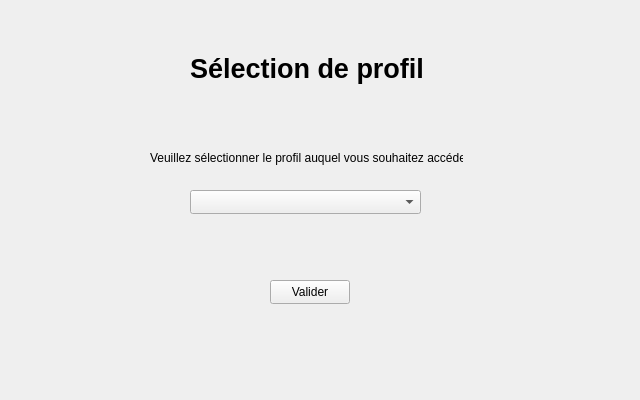
First picture: the form in VisualiseurBDD/SelectProfile.ui, repository doriangilbert/VisualiseurBDDQt, before the edit.
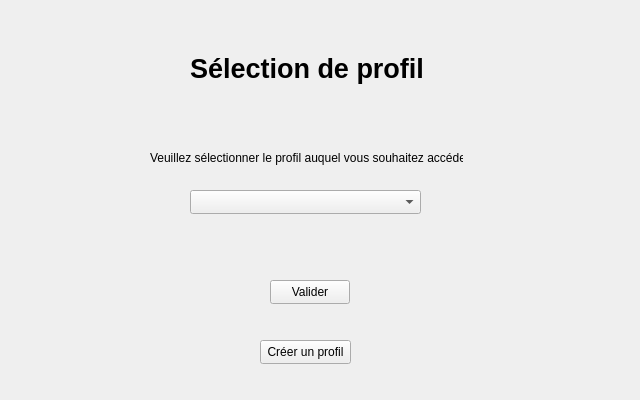
Second picture: the form after the edit.

Commit message: Ajout de la navigabilité pour la page de création de profil

```diff
--- a/VisualiseurBDD/SelectProfile.ui
+++ b/VisualiseurBDD/SelectProfile.ui
@@ -71,6 +71,19 @@
     <string>Veuillez sélectionner le profil auquel vous souhaitez accéder</string>
    </property>
   </widget>
+  <widget class="QPushButton" name="creerProfilPushButton">
+   <property name="geometry">
+    <rect>
+     <x>260</x>
+     <y>340</y>
+     <width>91</width>
+     <height>24</height>
+    </rect>
+   </property>
+   <property name="text">
+    <string>Créer un profil</string>
+   </property>
+  </widget>
  </widget>
  <resources/>
  <connections/>
```
The commit also changes 6 other files.
